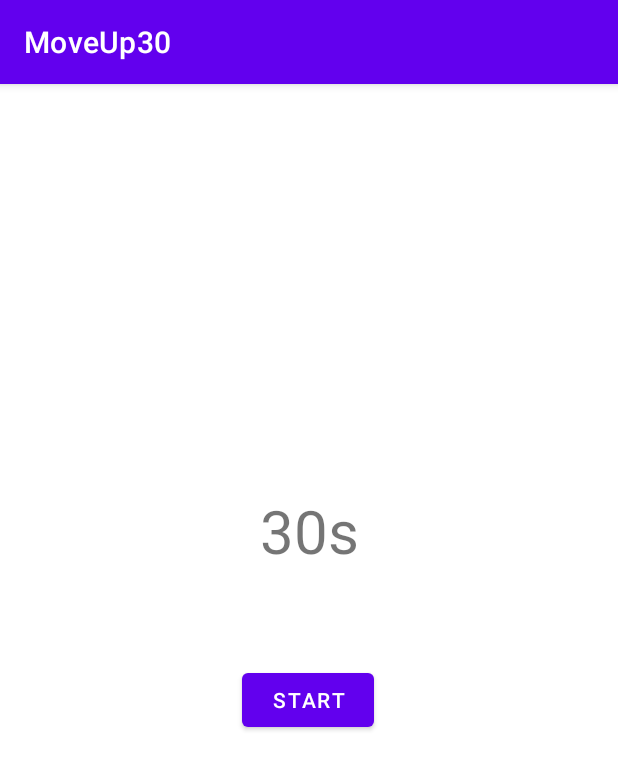
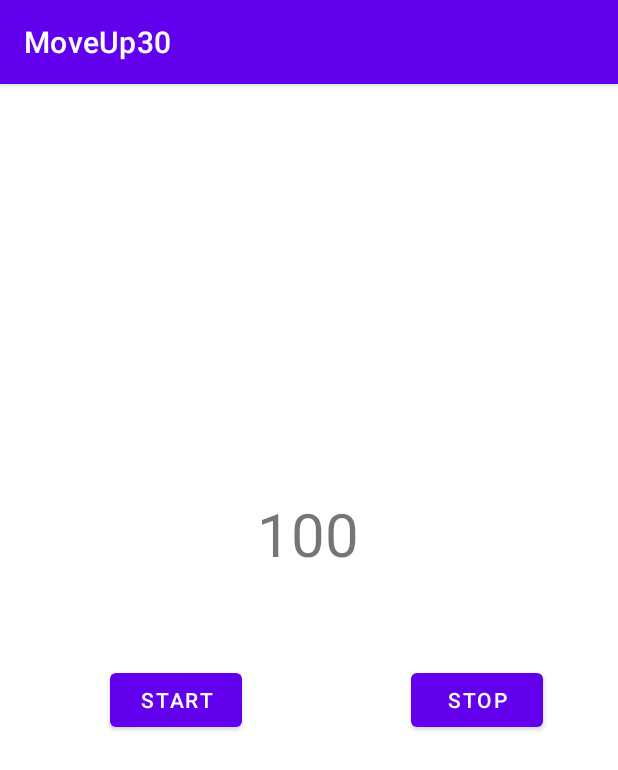
Before and after one commit to raczkowskir/MoveUp30, an Android app: the screen it shows after launch (MainActivity), on a phone screen of 412 x 824 dp. Shown: the top 770 px of the screen. Run offline under Robolectric (Android 15) with nearby library versions, the phone set to English and light mode, and no system bars.

Commit message:
MOV-2 task done

```diff
--- a/app/src/main/java/com/yahoo/raczkowskir/moveup30/MainActivity.java
+++ b/app/src/main/java/com/yahoo/raczkowskir/moveup30/MainActivity.java
@@ -3,14 +3,67 @@ package com.yahoo.raczkowskir.moveup30;
 // MOV-7 epic - starting work !
 
 import androidx.appcompat.app.AppCompatActivity;
-
 import android.os.Bundle;
+import android.os.CountDownTimer;
+import android.util.Log;
+import android.view.View;
+import android.widget.Button;
+import android.widget.TextView;
 
 public class MainActivity extends AppCompatActivity {
+    public int counter = 100;
+    public int counterStartValue = 100;
+
+    Button buttonStart, buttonStop;
+    TextView textView;
+    Boolean isStopped;
 
     @Override
     protected void onCreate(Bundle savedInstanceState) {
         super.onCreate(savedInstanceState);
         setContentView(R.layout.activity_main);
+        buttonStart = (Button) findViewById(R.id.buttonStart);
+        buttonStop = (Button) findViewById(R.id.buttonStop);
+
+        textView = (TextView) findViewById(R.id.textViewTimer);
+        buttonStart.setOnClickListener(new View.OnClickListener()
+        {
+            @Override
+            public void onClick(View v) {
+                isStopped = false;
+                String currentTimer = String.valueOf(textView.getText());
+                counter = Integer.valueOf(currentTimer);
+
+                new CountDownTimer((counter*100), 100){
+                    public void onTick(long millisUntilFinished){
+                        if (isStopped == false) {
+                            counter--;
+                            textView.setText(String.valueOf(counter));
+                        }
+                        else {
+                            this.cancel();
+                            counter = Integer.valueOf(String.valueOf(textView.getText()));
+                            Log.d("counter", String.valueOf(counter));
+                        }
+                    }
+                    public  void onFinish(){
+                        if (isStopped == false) {
+                            textView.setText(String.valueOf(counterStartValue));
+                        }
+                        else {
+                            Log.d("Raki", "timerCanceled");
+                        }
+                    }
+                }.start();
+            }
+        });
+
+        buttonStop.setOnClickListener(new View.OnClickListener()
+        {
+            @Override
+            public void onClick(View v) {
+                isStopped = true;
+            }
+        });
     }
 }
--- a/app/src/main/res/layout/activity_main.xml
+++ b/app/src/main/res/layout/activity_main.xml
@@ -7,23 +7,37 @@
     tools:context=".MainActivity">
 
     <TextView
+        android:id="@+id/textViewTimer"
         android:layout_width="wrap_content"
         android:layout_height="wrap_content"
-        android:text="30s"
+        android:text="100"
         android:textSize="40dp"
         app:layout_constraintBottom_toBottomOf="parent"
+        app:layout_constraintHorizontal_bias="0.498"
         app:layout_constraintLeft_toLeftOf="parent"
         app:layout_constraintRight_toRightOf="parent"
         app:layout_constraintTop_toTopOf="parent"
-        app:layout_constraintVertical_bias="0.379" />
+        app:layout_constraintVertical_bias="0.382" />
 
     <Button
-        android:id="@+id/button"
+        android:id="@+id/buttonStart"
         android:layout_width="wrap_content"
         android:layout_height="wrap_content"
         android:text="START"
         app:layout_constraintBottom_toBottomOf="parent"
-        app:layout_constraintHorizontal_bias="0.498"
+        app:layout_constraintHorizontal_bias="0.226"
+        app:layout_constraintLeft_toLeftOf="parent"
+        app:layout_constraintRight_toRightOf="parent"
+        app:layout_constraintTop_toTopOf="parent"
+        app:layout_constraintVertical_bias="0.537" />
+
+    <Button
+        android:id="@+id/buttonStop"
+        android:layout_width="wrap_content"
+        android:layout_height="wrap_content"
+        android:text="STOP"
+        app:layout_constraintBottom_toBottomOf="parent"
+        app:layout_constraintHorizontal_bias="0.845"
         app:layout_constraintLeft_toLeftOf="parent"
         app:layout_constraintRight_toRightOf="parent"
         app:layout_constraintTop_toTopOf="parent"
```
